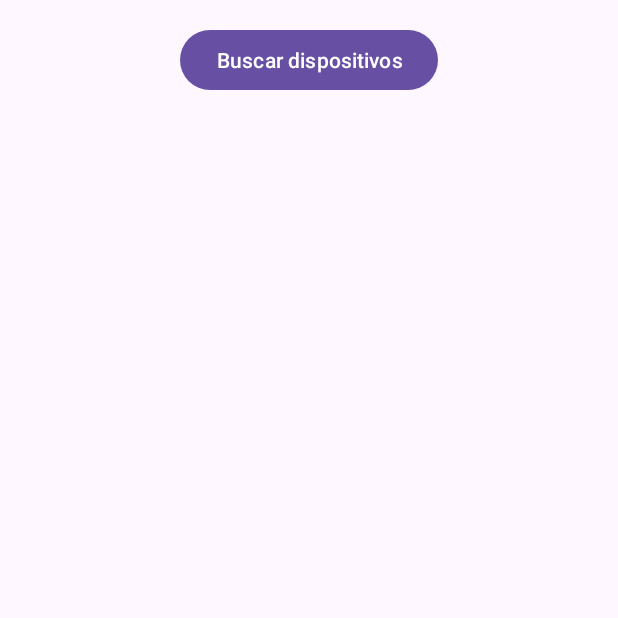
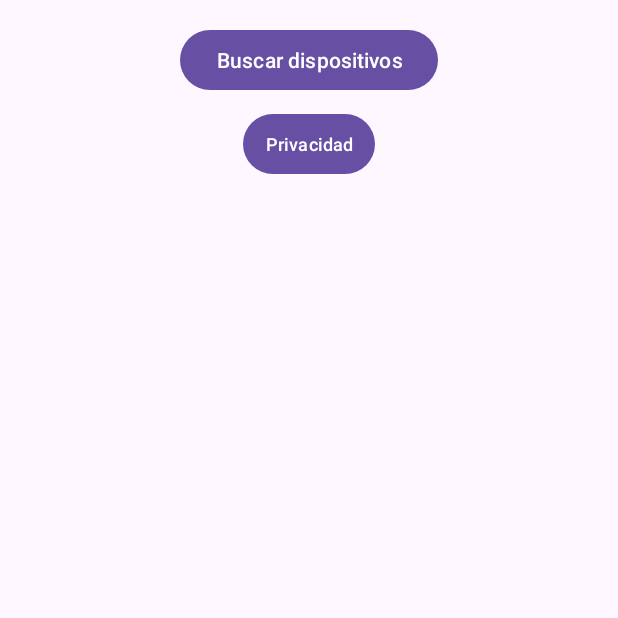
Before and after one commit to luciams11/TFG_app, an Android app: the screen it shows after launch (MainActivity), on a phone screen of 412 x 824 dp, the top half of it. Run offline under Robolectric (Android 15) with nearby library versions, the phone set to English and light mode, and no system bars.

```diff
--- a/app/src/main/res/layout/activity_main.xml
+++ b/app/src/main/res/layout/activity_main.xml
@@ -14,11 +14,22 @@
         android:layout_marginTop="16dp"
         android:text="Buscar dispositivos" />
 
+    <Button
+        android:id="@+id/privacyButton"
+        android:layout_width="wrap_content"
+        android:layout_height="wrap_content"
+        android:layout_below="@id/searchButton"
+        android:layout_centerHorizontal="true"
+        android:layout_marginTop="8dp"
+        android:text="Privacidad"
+        android:textSize="12sp"
+        android:padding="8dp" />
+
     <ListView
         android:id="@+id/devicesListView"
         android:layout_width="match_parent"
         android:layout_height="match_parent"
-        android:layout_below="@id/searchButton"
+        android:layout_below="@id/privacyButton"
         android:layout_margin="16dp" />
 
 
```
Also changed, not shown: app/src/main/java/com/example/tfg_bluetooth/MainActivity.java (+23 -0 lines).
